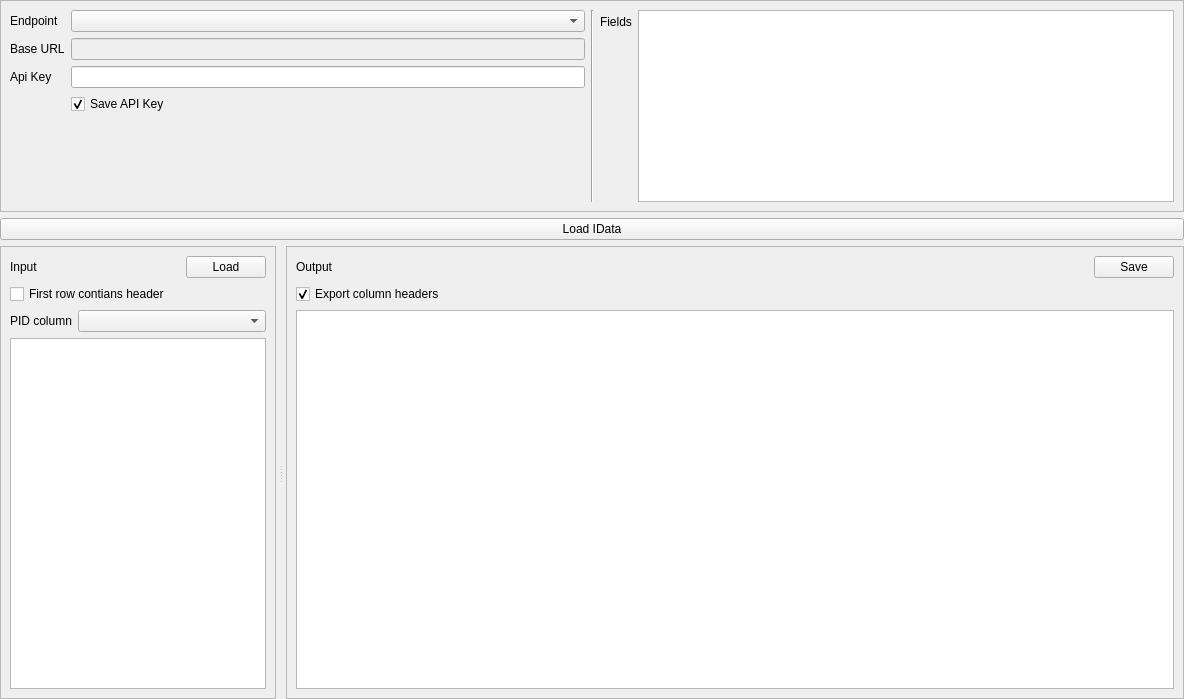
This is src/main/LoaderPage.ui in volkarts-dev/ML-Reader as Qt 5 draws it before an edit. The edited form follows.
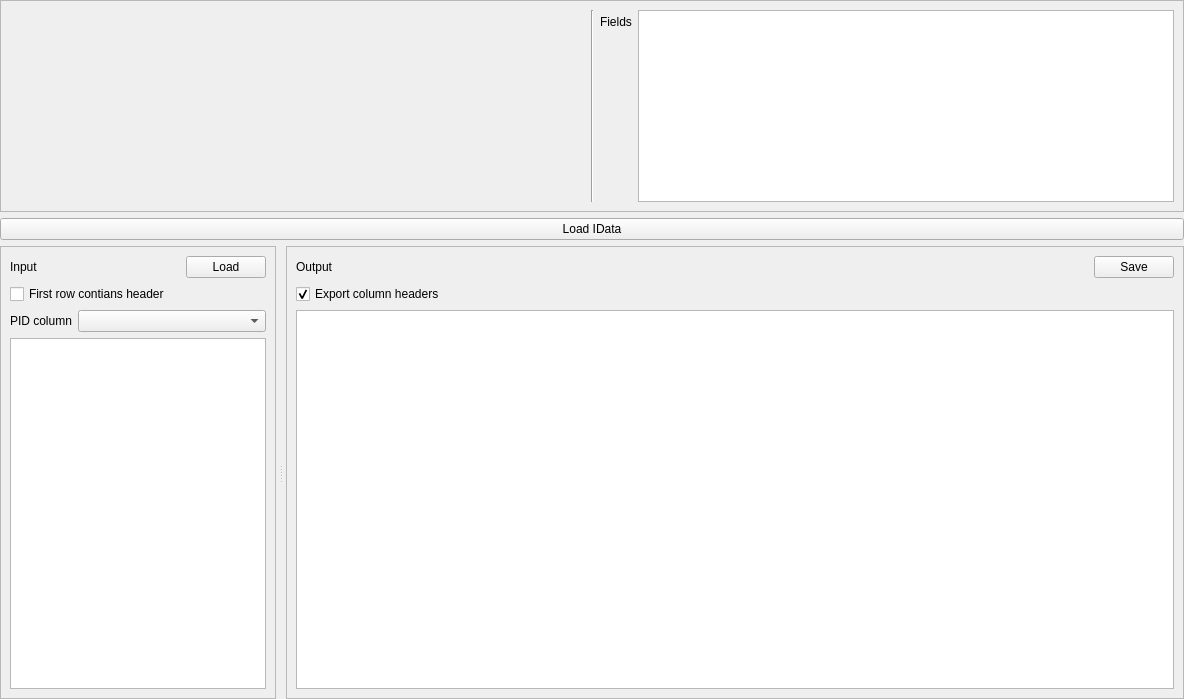
This is the edited form. Custom widgets are drawn as their Qt base class.

Commit message: Move endpoint selector to own widget

```diff
--- a/src/main/LoaderPage.ui
+++ b/src/main/LoaderPage.ui
@@ -36,72 +36,14 @@
      </property>
      <layout class="QHBoxLayout" name="horizontalLayout">
       <item>
-       <layout class="QFormLayout" name="formLayout">
-        <item row="0" column="0">
-         <widget class="QLabel" name="label_3">
-          <property name="text">
-           <string>Endpoint</string>
-          </property>
-          <property name="buddy">
-           <cstring>endpointSelector</cstring>
-          </property>
-         </widget>
-        </item>
-        <item row="0" column="1">
-         <widget class="QComboBox" name="endpointSelector">
-          <property name="sizePolicy">
-           <sizepolicy hsizetype="Expanding" vsizetype="Fixed">
-            <horstretch>0</horstretch>
-            <verstretch>0</verstretch>
-           </sizepolicy>
-          </property>
-         </widget>
-        </item>
-        <item row="1" column="0">
-         <widget class="QLabel" name="label_4">
-          <property name="text">
-           <string>Base URL</string>
-          </property>
-          <property name="buddy">
-           <cstring>baseURL</cstring>
-          </property>
-         </widget>
-        </item>
-        <item row="1" column="1">
-         <widget class="QLineEdit" name="baseURL">
-          <property name="enabled">
-           <bool>false</bool>
-          </property>
-         </widget>
-        </item>
-        <item row="2" column="0">
-         <widget class="QLabel" name="label_5">
-          <property name="text">
-           <string>Api Key</string>
-          </property>
-          <property name="buddy">
-           <cstring>apiKey</cstring>
-          </property>
-         </widget>
-        </item>
-        <item row="2" column="1">
-         <widget class="QLineEdit" name="apiKey">
-          <property name="echoMode">
-           <enum>QLineEdit::PasswordEchoOnEdit</enum>
-          </property>
-         </widget>
-        </item>
-        <item row="3" column="1">
-         <widget class="QCheckBox" name="saveApiKey">
-          <property name="text">
-           <string>Save API Key</string>
-          </property>
-          <property name="checked">
-           <bool>true</bool>
-          </property>
-         </widget>
-        </item>
-       </layout>
+       <widget class="EndpointSelector" name="endpointSelector" native="true">
+        <property name="sizePolicy">
+         <sizepolicy hsizetype="MinimumExpanding" vsizetype="Preferred">
+          <horstretch>0</horstretch>
+          <verstretch>0</verstretch>
+         </sizepolicy>
+        </property>
+       </widget>
       </item>
       <item>
        <widget class="Line" name="line">
@@ -378,6 +320,12 @@
    <extends>QListWidget</extends>
    <header>ListWidgetInput.h</header>
   </customwidget>
+  <customwidget>
+   <class>EndpointSelector</class>
+   <extends>QWidget</extends>
+   <header>EndpointSelector.h</header>
+   <container>1</container>
+  </customwidget>
  </customwidgets>
  <tabstops>
   <tabstop>endpointSelector</tabstop>
```
Left out of the diff: 4 changed lines with no effect on the pictures. The commit also changes 5 other files.
